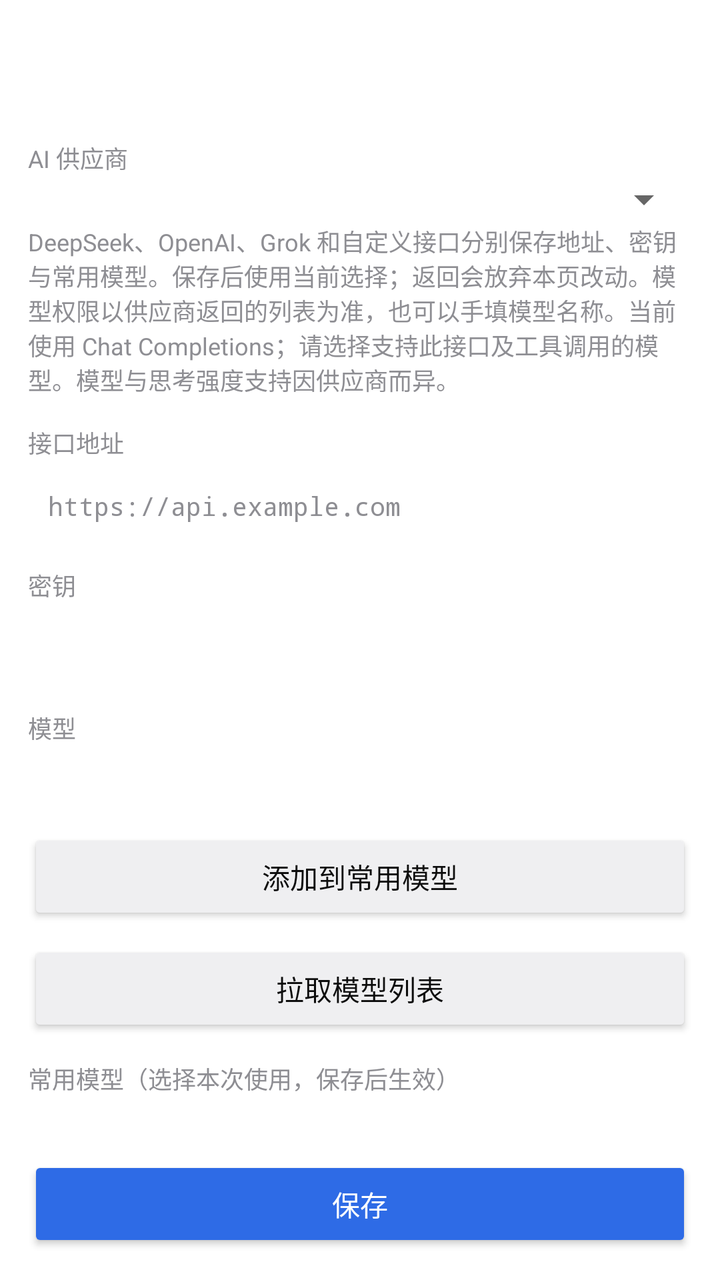
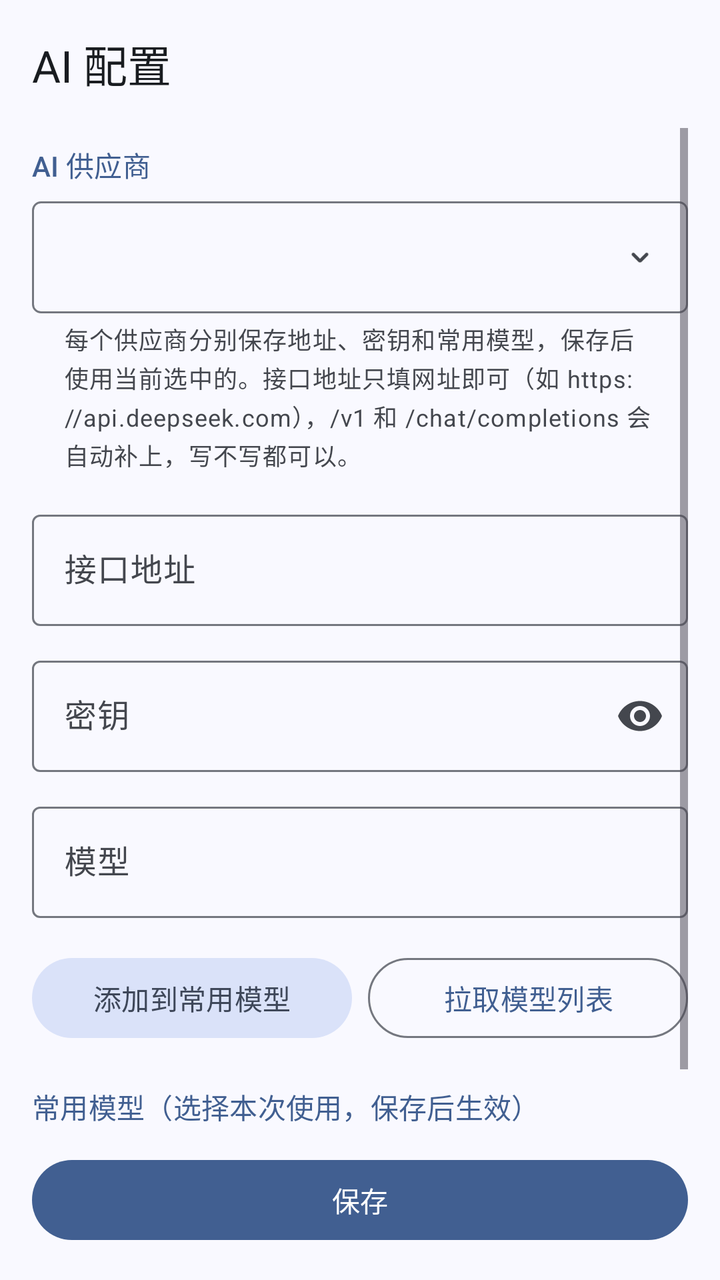

Before-and-after screenshots of an Android layout around one commit, followed by the original layout XML and the change that was made.
<!-- AndroidManifest.xml: application theme AppTheme -->
<!-- res/layout/activity_ai_config.xml -->
<?xml version="1.0" encoding="utf-8"?>
<LinearLayout xmlns:android="http://schemas.android.com/apk/res/android"
    android:layout_width="match_parent" android:layout_height="match_parent"
    android:orientation="vertical" android:background="@color/bg_window">
    <androidx.appcompat.widget.Toolbar android:id="@+id/toolbar"
        android:layout_width="match_parent" android:layout_height="?attr/actionBarSize"
        android:background="@color/surface" android:title="@string/settings_ai_title"
        android:titleTextColor="@color/text_primary"/>
    <ScrollView android:layout_width="match_parent" android:layout_height="0dp"
        android:layout_weight="1" android:padding="14dp" android:fillViewport="true">
        <LinearLayout android:layout_width="match_parent" android:layout_height="wrap_content" android:orientation="vertical">
            <TextView android:layout_width="match_parent" android:layout_height="wrap_content"
                android:text="@string/label_ai_provider" android:textColor="@color/text_secondary" android:textSize="12sp"/>
            <Spinner android:id="@+id/ai_provider" android:layout_width="match_parent" android:layout_height="wrap_content"
                android:saveEnabled="false" android:padding="8dp"/>
            <TextView android:layout_width="match_parent" android:layout_height="wrap_content"
                android:text="@string/ai_provider_help" android:textColor="@color/text_secondary" android:textSize="12sp"
                android:paddingBottom="14dp"/>
            <TextView android:layout_width="match_parent" android:layout_height="wrap_content"
                android:text="@string/label_base_url" android:textColor="@color/text_secondary" android:textSize="12sp" android:paddingBottom="4dp"/>
            <EditText android:id="@+id/base_url" android:layout_width="match_parent" android:layout_height="wrap_content"
                android:background="@color/surface" android:hint="@string/hint_base_url" android:textColorHint="@color/text_secondary"
                android:textColor="@color/text_primary" android:textSize="13sp" android:padding="10dp"
                android:inputType="textUri" android:typeface="monospace" android:saveEnabled="false"/>
            <TextView android:layout_width="match_parent" android:layout_height="wrap_content"
                android:text="@string/label_api_key" android:textColor="@color/text_secondary" android:textSize="12sp"
                android:paddingTop="12dp" android:paddingBottom="4dp"/>
            <EditText android:id="@+id/api_key" android:layout_width="match_parent" android:layout_height="wrap_content"
                android:background="@color/surface" android:textColorHint="@color/text_secondary"
                android:textColor="@color/text_primary" android:textSize="13sp" android:padding="10dp"
                android:inputType="textPassword" android:typeface="monospace" android:saveEnabled="false"/>
            <TextView android:layout_width="match_parent" android:layout_height="wrap_content"
                android:text="@string/label_model" android:textColor="@color/text_secondary" android:textSize="12sp"
                android:paddingTop="12dp" android:paddingBottom="4dp"/>
            <EditText android:id="@+id/model" android:layout_width="match_parent" android:layout_height="wrap_content"
                android:background="@color/surface" android:textColorHint="@color/text_secondary"
                android:textColor="@color/text_primary" android:textSize="13sp" android:padding="10dp"
                android:inputType="textNoSuggestions" android:typeface="monospace" android:saveEnabled="false"/>
            <Button android:id="@+id/add_saved_model" android:layout_width="match_parent" android:layout_height="wrap_content"
                android:text="@string/action_add_saved_model" android:textColor="@color/text_primary" android:backgroundTint="@color/divider"/>
            <Button android:id="@+id/fetch_models" android:layout_width="match_parent" android:layout_height="wrap_content"
                android:layout_marginTop="8dp" android:text="@string/action_fetch_models"
                android:textColor="@color/text_primary" android:backgroundTint="@color/divider"/>
            <TextView android:id="@+id/fetch_status" android:layout_width="match_parent" android:layout_height="wrap_content"
                android:paddingTop="6dp" android:textSize="12sp" android:textColor="@color/text_secondary" android:visibility="gone"/>
            <TextView android:layout_width="match_parent" android:layout_height="wrap_content"
                android:text="@string/label_model_pick" android:textColor="@color/text_secondary" android:textSize="12sp"
                android:paddingTop="12dp" android:paddingBottom="4dp"/>
            <LinearLayout android:id="@+id/model_list" android:layout_width="match_parent" android:layout_height="wrap_content"
                android:orientation="vertical" android:background="@color/surface" android:padding="6dp"/>
        </LinearLayout>
    </ScrollView>
    <Button android:id="@+id/save" android:layout_width="match_parent" android:layout_height="wrap_content"
        android:layout_margin="14dp" android:text="@string/action_save" android:textColor="#FFFFFF" android:backgroundTint="@color/colorAccent"/>
</LinearLayout>
<!-- resources referenced by this layout -->
<resources>
  <color name="bg_window">#FFFFFF</color>
  <color name="colorAccent">#2E6BE6</color>
  <color name="divider">#EFEFF1</color>
  <color name="surface">#FFFFFF</color>
  <color name="text_primary">#0D0D0D</color>
  <color name="text_secondary">#8E8E93</color>
  <string name="ai_provider_help">DeepSeek、OpenAI、Grok 和自定义接口分别保存地址、密钥与常用模型。保存后使用当前选择；返回会放弃本页改动。模型权限以供应商返回的列表为准，也可以手填模型名称。当前使用 Chat Completions；请选择支持此接口及工具调用的模型。模型与思考强度支持因供应商而异。</string>
  <style name="AppTheme" parent="Theme.AppCompat.Light.NoActionBar">
          <item name="colorPrimary">@color/colorPrimary</item>
          <item name="colorPrimaryDark">@color/colorPrimaryDark</item>
          <item name="colorAccent">@color/accent</item>
          <item name="android:windowBackground">@color/bg_window</item>
      </style>
  <color name="colorPrimary">#FFFFFF</color>
  <color name="colorPrimaryDark">#EDEDED</color>
  <color name="accent">#2E6BE6</color>
  <!-- unchanged entries left out for length: 10 -->
</resources>

<!-- the commit's change to res/layout/activity_ai_config.xml (unified diff, before → after) -->
@@ -1,55 +1,65 @@
 <?xml version="1.0" encoding="utf-8"?>
 <LinearLayout xmlns:android="http://schemas.android.com/apk/res/android"
+    xmlns:app="http://schemas.android.com/apk/res-auto"
     android:layout_width="match_parent" android:layout_height="match_parent"
-    android:orientation="vertical" android:background="@color/bg_window">
-    <androidx.appcompat.widget.Toolbar android:id="@+id/toolbar"
+    android:orientation="vertical" android:background="@color/md_surface">
+    <com.google.android.material.appbar.MaterialToolbar android:id="@+id/toolbar"
         android:layout_width="match_parent" android:layout_height="?attr/actionBarSize"
-        android:background="@color/surface" android:title="@string/settings_ai_title"
-        android:titleTextColor="@color/text_primary"/>
+        app:title="@string/settings_ai_title"/>
     <ScrollView android:layout_width="match_parent" android:layout_height="0dp"
-        android:layout_weight="1" android:padding="14dp" android:fillViewport="true">
-        <LinearLayout android:layout_width="match_parent" android:layout_height="wrap_content" android:orientation="vertical">
+        android:layout_weight="1" android:paddingLeft="16dp" android:paddingRight="16dp" android:fillViewport="true">
+        <LinearLayout android:layout_width="match_parent" android:layout_height="wrap_content" android:orientation="vertical"
+            android:paddingTop="8dp" android:paddingBottom="16dp">
             <TextView android:layout_width="match_parent" android:layout_height="wrap_content"
-                android:text="@string/label_ai_provider" android:textColor="@color/text_secondary" android:textSize="12sp"/>
-            <Spinner android:id="@+id/ai_provider" android:layout_width="match_parent" android:layout_height="wrap_content"
-                android:saveEnabled="false" android:padding="8dp"/>
+                android:text="@string/label_ai_provider" style="@style/AppSectionLabel" android:paddingBottom="8dp"/>
+            <Spinner android:id="@+id/ai_provider" android:layout_width="match_parent" android:layout_height="56dp"
+                android:saveEnabled="false" android:background="@drawable/bg_spinner" android:paddingStart="16dp" android:paddingEnd="44dp"
+                android:popupBackground="@drawable/bg_popup"/>
             <TextView android:layout_width="match_parent" android:layout_height="wrap_content"
-                android:text="@string/ai_provider_help" android:textColor="@color/text_secondary" android:textSize="12sp"
-                android:paddingBottom="14dp"/>
+                android:text="@string/ai_provider_help" android:textAppearance="@style/TextAppearance.Material3.BodySmall"
+                android:textColor="@color/md_on_surface_variant" android:paddingLeft="16dp" android:paddingRight="16dp"
+                android:paddingTop="4dp" android:paddingBottom="16dp"/>
+            <com.google.android.material.textfield.TextInputLayout style="@style/AppField"
+                android:layout_width="match_parent" android:layout_height="wrap_content"
+                android:hint="@string/label_base_url" app:placeholderText="@string/hint_base_url">
+                <com.google.android.material.textfield.TextInputEditText android:id="@+id/base_url"
+                    android:layout_width="match_parent" android:layout_height="wrap_content"
+                    android:inputType="textUri" android:typeface="monospace" android:saveEnabled="false"/>
+            </com.google.android.material.textfield.TextInputLayout>
+            <com.google.android.material.textfield.TextInputLayout style="@style/AppField"
+                android:layout_width="match_parent" android:layout_height="wrap_content" android:layout_marginTop="12dp"
+                android:hint="@string/label_api_key" app:endIconMode="password_toggle">
+                <com.google.android.material.textfield.TextInputEditText android:id="@+id/api_key"
+                    android:layout_width="match_parent" android:layout_height="wrap_content"
+                    android:inputType="textPassword" android:typeface="monospace" android:saveEnabled="false"/>
+            </com.google.android.material.textfield.TextInputLayout>
+            <com.google.android.material.textfield.TextInputLayout style="@style/AppField"
+                android:layout_width="match_parent" android:layout_height="wrap_content" android:layout_marginTop="12dp"
+                android:hint="@string/label_model">
+                <com.google.android.material.textfield.TextInputEditText android:id="@+id/model"
+                    android:layout_width="match_parent" android:layout_height="wrap_content"
+                    android:inputType="textNoSuggestions" android:typeface="monospace" android:saveEnabled="false"/>
+            </com.google.android.material.textfield.TextInputLayout>
+            <LinearLayout android:layout_width="match_parent" android:layout_height="wrap_content"
+                android:orientation="horizontal" android:layout_marginTop="16dp">
+                <Button android:id="@+id/add_saved_model" style="@style/AppButton.Tonal"
+                    android:layout_width="0dp" android:layout_height="wrap_content" android:layout_weight="1"
+                    android:layout_marginRight="8dp" android:text="@string/action_add_saved_model"/>
+                <Button android:id="@+id/fetch_models" style="@style/AppButton.Outlined"
+                    android:layout_width="0dp" android:layout_height="wrap_content" android:layout_weight="1"
+                    android:text="@string/action_fetch_models"/>
+            </LinearLayout>
+            <TextView android:id="@+id/fetch_status" android:layout_width="match_parent" android:layout_height="wrap_content"
+                android:paddingTop="8dp" android:paddingLeft="16dp" android:textAppearance="@style/TextAppearance.Material3.BodySmall"
+                android:textColor="@color/md_on_surface_variant" android:visibility="gone"/>
             <TextView android:layout_width="match_parent" android:layout_height="wrap_content"
-                android:text="@string/label_base_url" android:textColor="@color/text_secondary" android:textSize="12sp" android:paddingBottom="4dp"/>
-            <EditText android:id="@+id/base_url" android:layout_width="match_parent" android:layout_height="wrap_content"
-                android:background="@color/surface" android:hint="@string/hint_base_url" android:textColorHint="@color/text_secondary"
-                android:textColor="@color/text_primary" android:textSize="13sp" android:padding="10dp"
-                android:inputType="textUri" android:typeface="monospace" android:saveEnabled="false"/>
-            <TextView android:layout_width="match_parent" android:layout_height="wrap_content"
-                android:text="@string/label_api_key" android:textColor="@color/text_secondary" android:textSize="12sp"
-                android:paddingTop="12dp" android:paddingBottom="4dp"/>
-            <EditText android:id="@+id/api_key" android:layout_width="match_parent" android:layout_height="wrap_content"
-                android:background="@color/surface" android:textColorHint="@color/text_secondary"
-                android:textColor="@color/text_primary" android:textSize="13sp" android:padding="10dp"
-                android:inputType="textPassword" android:typeface="monospace" android:saveEnabled="false"/>
-            <TextView android:layout_width="match_parent" android:layout_height="wrap_content"
-                android:text="@string/label_model" android:textColor="@color/text_secondary" android:textSize="12sp"
-                android:paddingTop="12dp" android:paddingBottom="4dp"/>
-            <EditText android:id="@+id/model" android:layout_width="match_parent" android:layout_height="wrap_content"
-                android:background="@color/surface" android:textColorHint="@color/text_secondary"
-                android:textColor="@color/text_primary" android:textSize="13sp" android:padding="10dp"
-                android:inputType="textNoSuggestions" android:typeface="monospace" android:saveEnabled="false"/>
-            <Button android:id="@+id/add_saved_model" android:layout_width="match_parent" android:layout_height="wrap_content"
-                android:text="@string/action_add_saved_model" android:textColor="@color/text_primary" android:backgroundTint="@color/divider"/>
-            <Button android:id="@+id/fetch_models" android:layout_width="match_parent" android:layout_height="wrap_content"
-                android:layout_marginTop="8dp" android:text="@string/action_fetch_models"
-                android:textColor="@color/text_primary" android:backgroundTint="@color/divider"/>
-            <TextView android:id="@+id/fetch_status" android:layout_width="match_parent" android:layout_height="wrap_content"
-                android:paddingTop="6dp" android:textSize="12sp" android:textColor="@color/text_secondary" android:visibility="gone"/>
-            <TextView android:layout_width="match_parent" android:layout_height="wrap_content"
-                android:text="@string/label_model_pick" android:textColor="@color/text_secondary" android:textSize="12sp"
-                android:paddingTop="12dp" android:paddingBottom="4dp"/>
+                android:text="@string/label_model_pick" style="@style/AppSectionLabel"
+                android:paddingTop="20dp" android:paddingBottom="8dp"/>
             <LinearLayout android:id="@+id/model_list" android:layout_width="match_parent" android:layout_height="wrap_content"
-                android:orientation="vertical" android:background="@color/surface" android:padding="6dp"/>
+                android:orientation="vertical" android:background="@drawable/bg_settings_group" android:padding="8dp"/>
         </LinearLayout>
     </ScrollView>
-    <Button android:id="@+id/save" android:layout_width="match_parent" android:layout_height="wrap_content"
-        android:layout_margin="14dp" android:text="@string/action_save" android:textColor="#FFFFFF" android:backgroundTint="@color/colorAccent"/>
+    <Button android:id="@+id/save" style="@style/AppButton" android:layout_width="match_parent" android:layout_height="wrap_content"
+        android:layout_marginLeft="16dp" android:layout_marginRight="16dp" android:layout_marginTop="8dp" android:layout_marginBottom="16dp"
+        android:text="@string/action_save"/>
 </LinearLayout>
<!-- resource entries referenced after the edit -->
@@ -1,21 +1,135 @@
 <!-- resources referenced by this layout -->
 <resources>
-  <color name="bg_window">#FFFFFF</color>
-  <color name="colorAccent">#2E6BE6</color>
-  <color name="divider">#EFEFF1</color>
-  <color name="surface">#FFFFFF</color>
-  <color name="text_primary">#0D0D0D</color>
-  <color name="text_secondary">#8E8E93</color>
-  <string name="ai_provider_help">DeepSeek、OpenAI、Grok 和自定义接口分别保存地址、密钥与常用模型。保存后使用当前选择；返回会放弃本页改动。模型权限以供应商返回的列表为准，也可以手填模型名称。当前使用 Chat Completions；请选择支持此接口及工具调用的模型。模型与思考强度支持因供应商而异。</string>
-  <style name="AppTheme" parent="Theme.AppCompat.Light.NoActionBar">
-          <item name="colorPrimary">@color/colorPrimary</item>
-          <item name="colorPrimaryDark">@color/colorPrimaryDark</item>
-          <item name="colorAccent">@color/accent</item>
-          <item name="android:windowBackground">@color/bg_window</item>
+  <color name="md_on_surface_variant">#44474E</color>
+  <color name="md_surface">#F9F9FF</color>
+  <!-- drawable bg_popup (drawable) -->
+  <?xml version="1.0" encoding="utf-8"?>
+  <shape xmlns:android="http://schemas.android.com/apk/res/android">
+      <solid android:color="@color/md_surface_container"/>
+      <corners android:radius="16dp"/>
+  </shape>
+  <!-- drawable bg_settings_group (drawable) -->
+  <?xml version="1.0" encoding="utf-8"?>
+  <shape xmlns:android="http://schemas.android.com/apk/res/android">
+      <solid android:color="@color/md_surface_container"/>
+      <corners android:radius="16dp"/>
+  </shape>
+  <!-- drawable bg_spinner (drawable) -->
+  <?xml version="1.0" encoding="utf-8"?>
+  <layer-list xmlns:android="http://schemas.android.com/apk/res/android">
+      <item>
+          <shape>
+              <solid android:color="@android:color/transparent"/>
+              <stroke android:width="1dp" android:color="@color/md_outline"/>
+              <corners android:radius="4dp"/>
+          </shape>
+      </item>
+      <item android:width="20dp" android:height="20dp" android:gravity="end|center_vertical" android:end="14dp">
+          <bitmap android:src="@drawable/ic_ds_chevron_down_sm_regular_24" android:tint="@color/md_on_surface_variant"/>
+      </item>
+  </layer-list>
+  <string name="ai_provider_help">每个供应商分别保存地址、密钥和常用模型，保存后使用当前选中的。接口地址只填网址即可（如 https://api.deepseek.com），/v1 和 /chat/completions 会自动补上，写不写都可以。</string>
+  <style name="AppButton" parent="Widget.Material3.Button">
+          <item name="android:minHeight">48dp</item>
+          <item name="android:textAppearance">@style/TextAppearance.Material3.LabelLarge</item>
       </style>
-  <color name="colorPrimary">#FFFFFF</color>
-  <color name="colorPrimaryDark">#EDEDED</color>
-  <color name="accent">#2E6BE6</color>
+  <style name="AppButton.Outlined" parent="Widget.Material3.Button.OutlinedButton">
+          <item name="android:minHeight">48dp</item>
+          <item name="android:textAppearance">@style/TextAppearance.Material3.LabelLarge</item>
+      </style>
+  <style name="AppButton.Tonal" parent="Widget.Material3.Button.TonalButton">
+          <item name="android:minHeight">48dp</item>
+          <item name="android:textAppearance">@style/TextAppearance.Material3.LabelLarge</item>
+      </style>
+  <style name="AppField" parent="Widget.Material3.TextInputLayout.OutlinedBox">
+          <item name="boxCornerRadiusTopStart">4dp</item>
+          <item name="boxCornerRadiusTopEnd">4dp</item>
+          <item name="boxCornerRadiusBottomStart">4dp</item>
+          <item name="boxCornerRadiusBottomEnd">4dp</item>
+      </style>
+  <style name="AppSectionLabel">
+          <item name="android:textAppearance">@style/TextAppearance.Material3.TitleSmall</item>
+          <item name="android:textColor">@color/md_primary</item>
+      </style>
+  <style name="AppTheme" parent="Theme.Material3.DayNight.NoActionBar">
+          <item name="colorPrimary">@color/md_primary</item>
+          <item name="colorOnPrimary">@color/md_on_primary</item>
+          <item name="colorPrimaryContainer">@color/md_primary_container</item>
+          <item name="colorOnPrimaryContainer">@color/md_on_primary_container</item>
+          <item name="colorSecondary">@color/md_secondary</item>
+          <item name="colorOnSecondary">@color/md_on_secondary</item>
+          <item name="colorSecondaryContainer">@color/md_secondary_container</item>
+          <item name="colorOnSecondaryContainer">@color/md_on_secondary_container</item>
+          <item name="colorTertiary">@color/md_tertiary</item>
+          <item name="colorOnTertiary">@color/md_on_tertiary</item>
+          <item name="colorTertiaryContainer">@color/md_tertiary_container</item>
+          <item name="colorOnTertiaryContainer">@color/md_on_tertiary_container</item>
+          <item name="colorError">@color/md_error</item>
+          <item name="colorOnError">@color/md_on_error</item>
+          <item name="colorErrorContainer">@color/md_error_container</item>
+          <item name="colorOnErrorContainer">@color/md_on_error_container</item>
+          <item name="colorSurface">@color/md_surface</item>
+          <item name="colorOnSurface">@color/md_on_surface</item>
+          <item name="colorSurfaceVariant">@color/md_surface_variant</item>
+          <item name="colorOnSurfaceVariant">@color/md_on_surface_variant</item>
+          <item name="colorOutline">@color/md_outline</item>
+          <item name="colorOutlineVariant">@color/md_outline_variant</item>
+          <item name="colorSurfaceContainerLowest">@color/md_surface_container_lowest</item>
+          <item name="colorSurfaceContainerLow">@color/md_surface_container_low</item>
+          <item name="colorSurfaceContainer">@color/md_surface_container</item>
+          <item name="colorSurfaceContainerHigh">@color/md_surface_container_high</item>
+          <item name="colorSurfaceContainerHighest">@color/md_surface_container_highest</item>
+          <item name="colorSurfaceInverse">@color/md_inverse_surface</item>
+          <item name="colorOnSurfaceInverse">@color/md_inverse_on_surface</item>
+          <item name="colorPrimaryInverse">@color/md_inverse_primary</item>
+          <item name="android:colorBackground">@color/md_surface</item>
+          <item name="colorOnBackground">@color/md_on_surface</item>
+          <item name="android:windowBackground">@color/md_surface</item>
+          <item name="android:statusBarColor">@android:color/transparent</item>
+          <item name="android:navigationBarColor">@android:color/transparent</item>
+          <item name="toolbarStyle">@style/AppToolbar</item>
+          <item name="appButtonFilled">@style/AppButton</item>
+          <item name="appButtonTonal">@style/AppButton.Tonal</item>
+          <item name="appButtonOutlined">@style/AppButton.Outlined</item>
+          <item name="appButtonText">@style/AppButton.Text</item>
+          <item name="appFieldStyle">@style/AppField</item>
+          <item name="materialAlertDialogTheme">@style/ThemeOverlay.Material3.MaterialAlertDialog</item>
+      </style>
+  <color name="md_surface_container">#EDEDF4</color>
+  <color name="md_outline">#74777F</color>
+  <!-- drawable ic_ds_chevron_down_sm_regular_24: png bitmap (drawable-xxhdpi, 351 bytes) -->
+  <color name="md_primary">#415F91</color>
+  <color name="md_on_primary">#FFFFFF</color>
+  <color name="md_primary_container">#D6E3FF</color>
+  <color name="md_on_primary_container">#284777</color>
+  <color name="md_secondary">#565F71</color>
+  <color name="md_on_secondary">#FFFFFF</color>
+  <color name="md_secondary_container">#DAE2F9</color>
+  <color name="md_on_secondary_container">#3E4759</color>
+  <color name="md_tertiary">#705575</color>
+  <color name="md_on_tertiary">#FFFFFF</color>
+  <color name="md_tertiary_container">#FAD8FD</color>
+  <color name="md_on_tertiary_container">#573E5C</color>
+  <color name="md_error">#BA1A1A</color>
+  <color name="md_on_error">#FFFFFF</color>
+  <color name="md_error_container">#FFDAD6</color>
+  <color name="md_on_error_container">#93000A</color>
+  <color name="md_on_surface">#191C20</color>
+  <color name="md_surface_variant">#E0E2EC</color>
+  <color name="md_outline_variant">#C4C6D0</color>
+  <color name="md_surface_container_lowest">#FFFFFF</color>
+  <color name="md_surface_container_low">#F3F3FA</color>
+  <color name="md_surface_container_high">#E7E8EE</color>
+  <color name="md_surface_container_highest">#E2E2E9</color>
+  <color name="md_inverse_surface">#2E3036</color>
+  <color name="md_inverse_on_surface">#F0F0F7</color>
+  <color name="md_inverse_primary">#AAC7FF</color>
+  <style name="AppToolbar" parent="Widget.Material3.Toolbar.Surface">
+          <item name="titleTextAppearance">@style/TextAppearance.Material3.TitleLarge</item>
+      </style>
+  <style name="AppButton.Text" parent="Widget.Material3.Button.TextButton">
+          <item name="android:textAppearance">@style/TextAppearance.Material3.LabelLarge</item>
+      </style>
   <!-- unchanged entries left out for length: 10 -->
 </resources>
 
